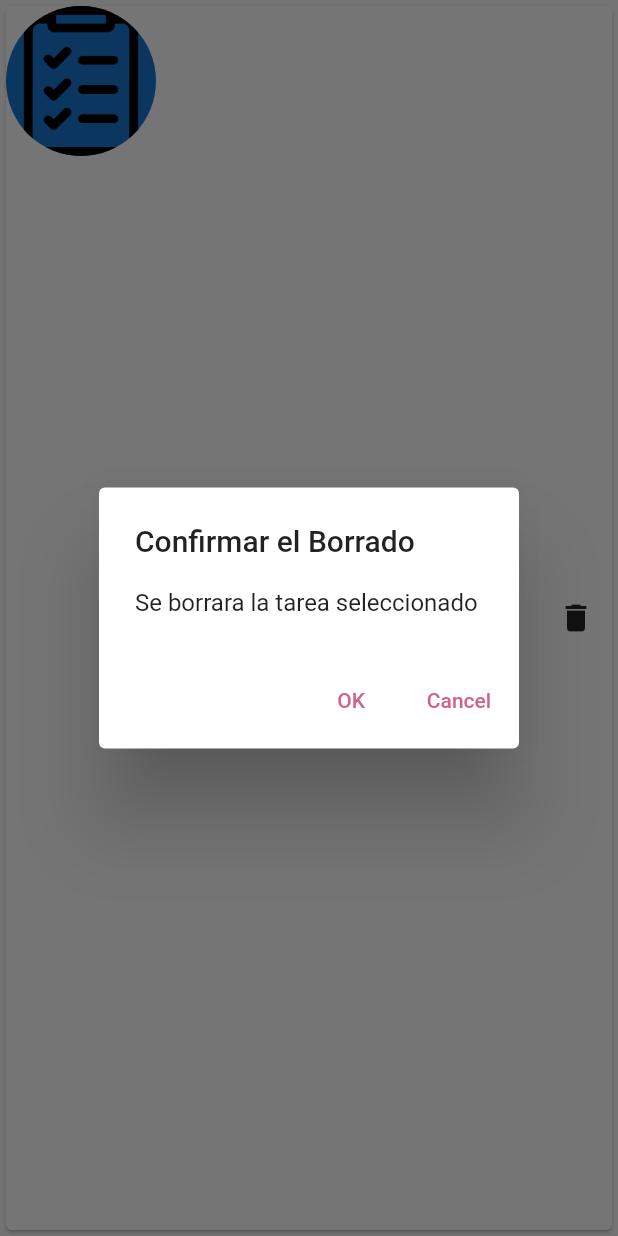
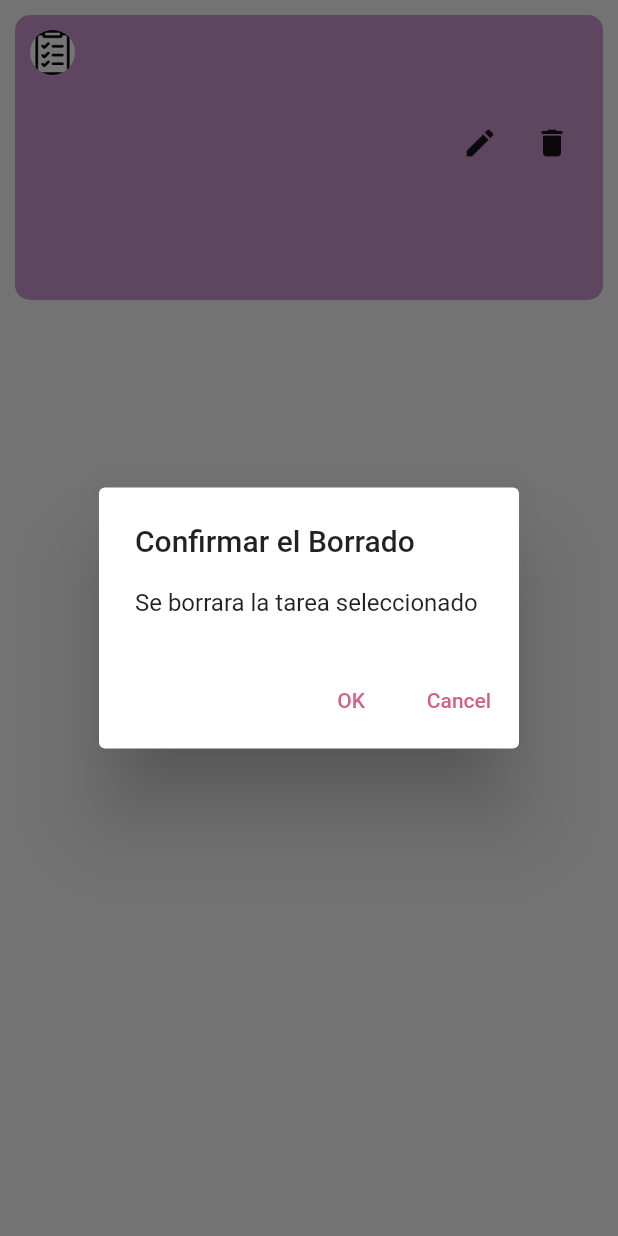
Before and after one commit to Eyebrock/pmsna1, a Flutter app: the TaskItemWidget widget shown alone on an empty page, opened directly with empty values, after a tap on the "delete" icon, on a phone screen of 412 x 824 dp. Run offline on Flutter 3.47's test engine with Material 2 defaults, Android fonts, the phone set to English and light mode, and no system bars; our stand-ins replace concentric_transition, image_picker, lottie, shared_preferences, social_login_buttons, sqflite and 1 more; missing offline and left inert: day_night_switcher; accounts and stored records are empty.

```diff
--- a/lib/models/event_model.dart
+++ b/lib/models/event_model.dart
@@ -1,5 +1,3 @@
-import 'dart:ffi';
-
 class EventModel {
   int? idEvento;
   String? dscEvento;
--- a/lib/screens/list_tasks.dart
+++ b/lib/screens/list_tasks.dart
@@ -32,12 +32,15 @@ class _ListTasksState extends State<ListTasks> {
       future: flags.getflagListPost() == true ? database!.GET_ALL_EVENTOS() : database!.GET_ALL_EVENTOS(),
       builder: (context, AsyncSnapshot<List<EventModel>> snapshot) {
         if( snapshot.hasData){
-          return ListView.builder(
+          return SizedBox(
+            height:600,
+            child: ListView.builder(
                 itemCount: snapshot.data!.length,
                 itemBuilder: (context, index) {
                   var objEventModel = snapshot.data![index];
                   return TaskItemWidget(objEventModel: objEventModel);
                 },
+              ),
           );
         }else if(snapshot.hasError){
           return const Center(child: Text('Ocurrio un error'),);
--- a/lib/widgets/task_widget.dart
+++ b/lib/widgets/task_widget.dart
@@ -6,79 +6,160 @@ import '../models/event_model.dart';
 import '../provider/flags_provider.dart';
 
 class TaskItemWidget extends StatelessWidget {
-  TaskItemWidget({super.key, this.objEventModel});
+  TaskItemWidget({Key? key, this.objEventModel}) : super(key: key);
 
   EventModel? objEventModel;
 
-  DatabaseHelper database = DatabaseHelper();
+  final DatabaseHelper database = DatabaseHelper();
 
   @override
   Widget build(BuildContext context) {
-
-    final txtDesc =  Text(objEventModel!.dscEvento!);
+    final txtDesc = Text(objEventModel!.dscEvento!);
     final txttitle = Text(objEventModel!.ttlEvento!);
     final dateEvent = Text(objEventModel!.fechaEvento!.toString());
 
-    FlagosProvider falg = Provider.of<FlagosProvider>(context);
+    final txtPostController = TextEditingController();
+    if (ModalRoute.of(context)!.settings.arguments != null) {
+      objEventModel = ModalRoute.of(context)!.settings.arguments as EventModel;
+      txtPostController.text = objEventModel!.dscEvento!;
+    }
 
-    return Card(
-      child: Row(
-        crossAxisAlignment: CrossAxisAlignment.start,
-        children: [
-          const CircleAvatar(
-             radius: 50.0, // set the radius of the avatar
-            backgroundImage: AssetImage('assets/todolist.png'),
+    final txttittleController = TextEditingController();
+    if (ModalRoute.of(context)!.settings.arguments != null) {
+      objEventModel = ModalRoute.of(context)!.settings.arguments as EventModel;
+      txtPostController.text = objEventModel!.ttlEvento!;
+    }
+
+    final FlagosProvider falg = Provider.of<FlagosProvider>(context);
+
+    return Container(
+      margin: const EdgeInsets.all(10),
+      padding: const EdgeInsets.all(10),
+      height: 190,
+      width: double.infinity,
+      decoration: BoxDecoration(
+        borderRadius: BorderRadius.circular(10),
+        color: Color.fromARGB(255, 204, 153, 210),
       ),
-          const SizedBox(
-            width: 10,
-          ),
-          Expanded(
       child: Column(
         crossAxisAlignment: CrossAxisAlignment.start,
         children: [
+          Row(
+            children: [
+              const CircleAvatar(
+                radius: 15.0, // set the radius of the avatar
+                backgroundImage: AssetImage('assets/todolist.png'),
+                backgroundColor: Colors.white,
+              ),
+              const SizedBox(
+                width: 20,
+              ),
               txttitle,
+            ],
+          ),
+          Row(
+            children: [
+              Flexible(
+                child: Column(
+                  crossAxisAlignment: CrossAxisAlignment.start,
+                  children: [
                     const SizedBox(
                       height: 5,
                     ),
                     txtDesc,
-                const SizedBox(
-                  height: 5,
+                  ],
                 ),
+              )
+            ],
+          ),
+          Row(
+            children: [
               dateEvent,
+              Expanded(child: Container()),
+              IconButton(
+                onPressed: () {
+                  showDialog(
+                    context: context,
+                    builder: (context) => AlertDialog(
+                      title: const Text('Actualiza la Tarea'),
+                      content: SizedBox(
+                        height: 200,
+                        child: Column(
+                          children: [
+                            TextField(
+                              controller: txttittleController,
+                              decoration: InputDecoration(labelText: 'TItulo de la Tarea'),
+                            ),
+                            TextField(
+                              controller: txtPostController,
+                              decoration:
+                                  InputDecoration(labelText: 'Descripción'),
+                            ),
                           ],
                         ),
                       ),
-          Row(
-            children: [
-              Expanded(child: Container()),
-              IconButton(onPressed: (){
-
-              }, icon: const Icon(Icons.edit)),
-              IconButton(onPressed: (){
-                showDialog(context: context,
+                      actions: [
+                        TextButton(
+                          onPressed: () {
+                            database.UPDATE_EVENTO({
+                        'idEvento': objEventModel!.idEvento,
+                        'ttlEvento': txttittleController.text,
+                        'dscEvento': txtPostController.text,
+                      }).then((value) {
+                        var msg = value > 0 ? 'Registro actualizado' : 'Error';
+                        var snackBar = SnackBar(content: Text(msg));
+                        ScaffoldMessenger.of(context).showSnackBar(snackBar);
+                        falg.setFlagListPost();
+                      });
+                            Navigator.pop(context);
+                          },
+                          child: const Text('OK'),
+                        ),
+                        TextButton(
+                          onPressed: () {
+                            Navigator.pop(context);
+                          },
+                          child: const Text('Cancel'),
+                        )
+                      ],
+                    ),
+                  );
+                },
+                icon: const Icon(Icons.edit),
+              ),
+              IconButton(
+                onPressed: () {
+                  showDialog(
+                    context: context,
                     builder: (context) => AlertDialog(
                       title: const Text('Confirmar el Borrado'),
                       content: const Text('Se borrara la tarea seleccionado'),
                       actions: [
-                    TextButton(onPressed: (){
-                      database.DELETE_EVENTO(objEventModel!.idEvento!).then((value) => falg.setFlagListPost());
-                      // database.DELETE('tblPost',objPostModel!.idPost!).then((value) => falg.setFlagListPost());
+                        TextButton(
+                          onPressed: () {
+                            database
+                                .DELETE_EVENTO(objEventModel!.idEvento!)
+                                .then((value) => falg.setFlagListPost());
                             Navigator.pop(context);
-                    }, child: const Text('OK')
+                          },
+                          child: const Text('OK'),
                         ),
-                    TextButton(onPressed: (){
+                        TextButton(
+                          onPressed: () {
                             Navigator.pop(context);
-                    }, child: const Text('Cancel'))
+                          },
+                          child: const Text('Cancel'),
+                        )
                       ],
-                 ));
-              }, icon: const Icon(Icons.delete))
-
+                    ),
+                  );
+                },
+                icon: const Icon(Icons.delete),
+              )
             ],
           )
         ],
       ),
-
-
     );
   }
 }
```
Also changed, not shown: lib/screens/calendar_screen.dart (+16 -17 lines). Lines whose indentation alone changed are shown as unchanged.
